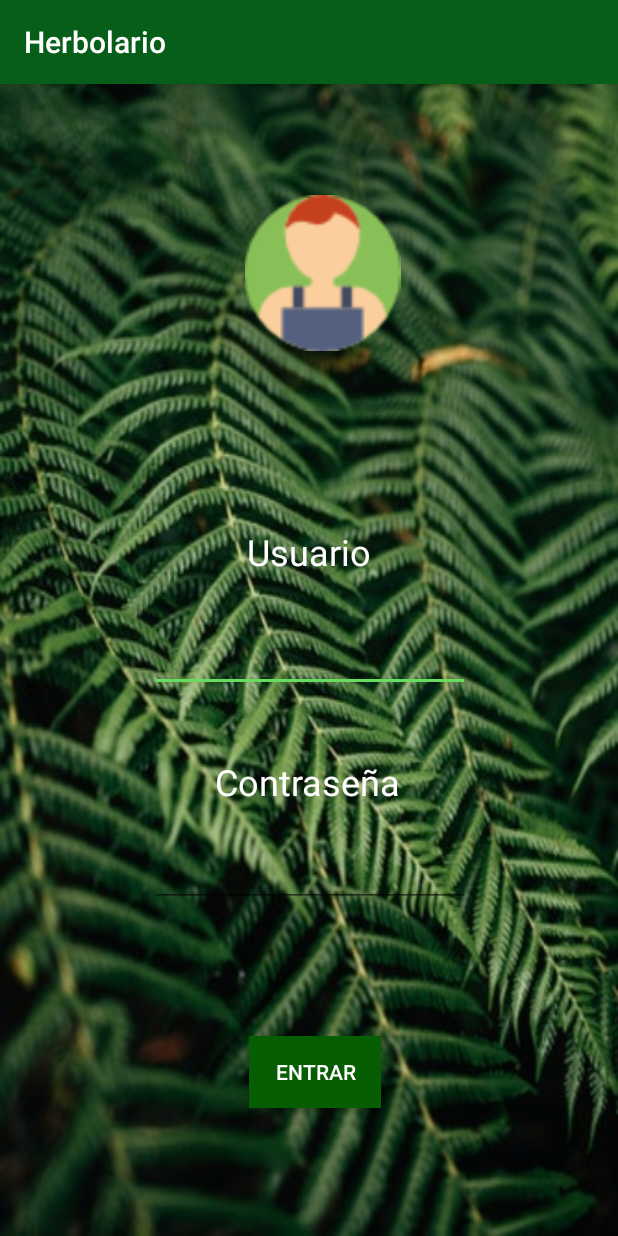
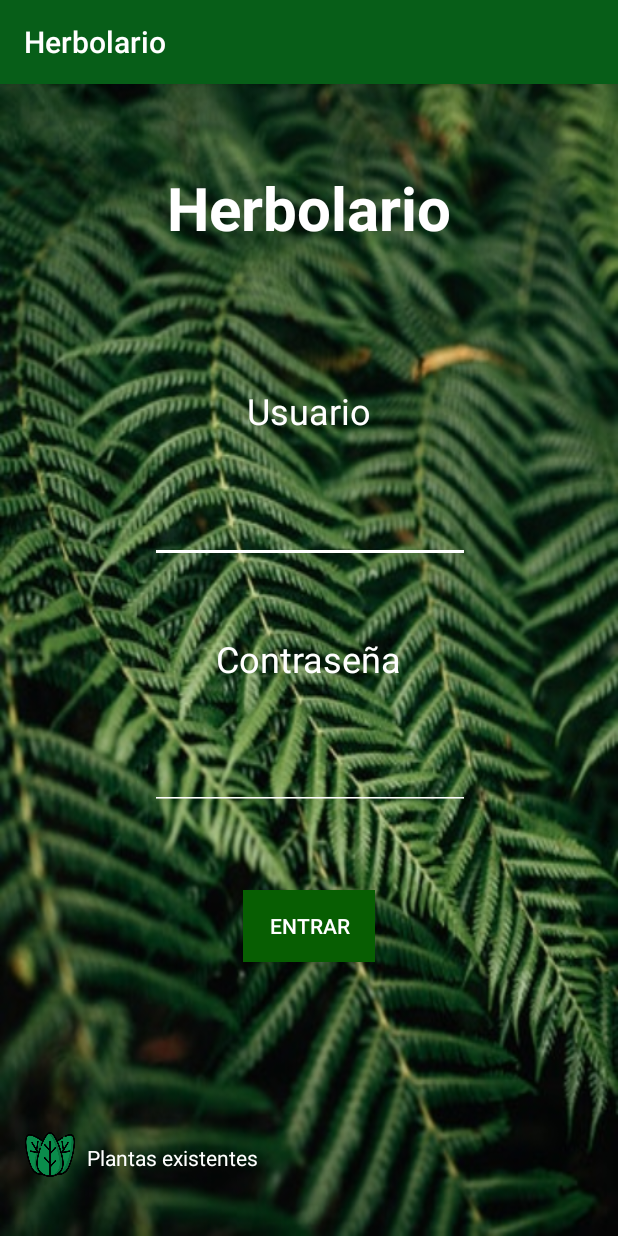
Before and after one commit to Cinthiaru/Plantitas, an Android app: the screen it shows after launch (MainActivity), on a phone screen of 412 x 824 dp. Run offline under Robolectric (Android 15) with nearby library versions, the phone set to English and light mode, and no system bars.

Commit message:
Nuevo login

```diff
--- a/app/src/main/java/mx/uv/herbolario/UserList.java
+++ b/app/src/main/java/mx/uv/herbolario/UserList.java
@@ -1,5 +1,5 @@
 package mx.uv.herbolario;
-
+/*
 import android.database.Cursor;
 import android.database.sqlite.SQLiteDatabase;
 import android.support.v7.app.AppCompatActivity;
@@ -54,3 +54,4 @@ public class UserList extends AppCompatActivity {
 
     }
 }
+*/
--- a/app/src/main/res/layout/activity_main.xml
+++ b/app/src/main/res/layout/activity_main.xml
@@ -19,7 +19,7 @@
         app:layout_constraintLeft_toLeftOf="parent"
         app:layout_constraintRight_toRightOf="parent"
         app:layout_constraintTop_toTopOf="parent"
-        app:layout_constraintVertical_bias="0.402" />
+        app:layout_constraintVertical_bias="0.274" />
 
     <EditText
         android:id="@+id/editText"
@@ -31,6 +31,7 @@
         android:layout_marginEnd="8dp"
         android:layout_marginRight="8dp"
         android:layout_marginBottom="8dp"
+        android:backgroundTint="@android:color/white"
         android:ems="10"
         android:inputType="textPersonName"
         android:textColor="@android:color/white"
@@ -39,7 +40,7 @@
         app:layout_constraintHorizontal_bias="0.503"
         app:layout_constraintStart_toStartOf="parent"
         app:layout_constraintTop_toTopOf="parent"
-        app:layout_constraintVertical_bias="0.498" />
+        app:layout_constraintVertical_bias="0.376" />
 
     <TextView
         android:id="@+id/textView2"
@@ -56,10 +57,9 @@
         android:textSize="24sp"
         app:layout_constraintBottom_toBottomOf="parent"
         app:layout_constraintEnd_toEndOf="parent"
-        app:layout_constraintHorizontal_bias="0.498"
         app:layout_constraintStart_toStartOf="parent"
         app:layout_constraintTop_toTopOf="parent"
-        app:layout_constraintVertical_bias="0.613" />
+        app:layout_constraintVertical_bias="0.499" />
 
     <EditText
         android:id="@+id/editText2"
@@ -71,6 +71,7 @@
         android:layout_marginEnd="8dp"
         android:layout_marginRight="8dp"
         android:layout_marginBottom="8dp"
+        android:backgroundTint="@android:color/white"
         android:ems="10"
         android:inputType="textPassword"
         android:textColor="@android:color/white"
@@ -79,25 +80,7 @@
         app:layout_constraintHorizontal_bias="0.503"
         app:layout_constraintStart_toStartOf="parent"
         app:layout_constraintTop_toTopOf="parent"
-        app:layout_constraintVertical_bias="0.701" />
-
-    <ImageView
-        android:id="@+id/imageView"
-        android:layout_width="110dp"
-        android:layout_height="104dp"
-        android:layout_marginStart="8dp"
-        android:layout_marginLeft="8dp"
-        android:layout_marginTop="8dp"
-        android:layout_marginEnd="8dp"
-        android:layout_marginRight="8dp"
-        android:layout_marginBottom="8dp"
-        app:layout_constraintBottom_toBottomOf="parent"
-        app:layout_constraintEnd_toEndOf="parent"
-        app:layout_constraintHorizontal_bias="0.531"
-        app:layout_constraintStart_toStartOf="parent"
-        app:layout_constraintTop_toTopOf="parent"
-        app:layout_constraintVertical_bias="0.102"
-        app:srcCompat="@drawable/usuario2" />
+        app:layout_constraintVertical_bias="0.609" />
 
     <Button
         android:id="@+id/button5"
@@ -108,13 +91,72 @@
         android:layout_marginEnd="8dp"
         android:layout_marginBottom="8dp"
         android:background="#075E02"
+        android:elevation="10dp"
         android:onClick="ingresar"
         android:text="Entrar"
         android:textColor="@android:color/white"
         app:layout_constraintBottom_toBottomOf="parent"
         app:layout_constraintEnd_toEndOf="parent"
-        app:layout_constraintHorizontal_bias="0.514"
         app:layout_constraintStart_toStartOf="parent"
-        app:layout_constraintTop_toBottomOf="@+id/editText2" />
+        app:layout_constraintTop_toBottomOf="@+id/editText2"
+        app:layout_constraintVertical_bias="0.207" />
+
+    <TextView
+        android:id="@+id/textView14"
+        android:layout_width="wrap_content"
+        android:layout_height="wrap_content"
+        android:layout_marginStart="8dp"
+        android:layout_marginLeft="8dp"
+        android:layout_marginTop="8dp"
+        android:layout_marginEnd="8dp"
+        android:layout_marginRight="8dp"
+        android:layout_marginBottom="8dp"
+        android:text="Herbolario"
+        android:textColor="@android:color/white"
+        android:textSize="40sp"
+        android:textStyle="bold"
+        app:layout_constraintBottom_toBottomOf="parent"
+        app:layout_constraintEnd_toEndOf="parent"
+        app:layout_constraintStart_toStartOf="parent"
+        app:layout_constraintTop_toTopOf="parent"
+        app:layout_constraintVertical_bias="0.068" />
+
+    <Button
+        android:id="@+id/button8"
+        android:layout_width="33dp"
+        android:layout_height="38dp"
+        android:layout_marginStart="8dp"
+        android:layout_marginLeft="8dp"
+        android:layout_marginTop="8dp"
+        android:layout_marginEnd="8dp"
+        android:layout_marginRight="8dp"
+        android:layout_marginBottom="8dp"
+        android:background="@drawable/lista"
+        app:layout_constraintBottom_toBottomOf="parent"
+        app:layout_constraintEnd_toEndOf="parent"
+        app:layout_constraintHorizontal_bias="0.023"
+        app:layout_constraintStart_toStartOf="parent"
+        app:layout_constraintTop_toTopOf="parent"
+        app:layout_constraintVertical_bias="0.962" />
+
+    <TextView
+        android:id="@+id/textView15"
+        android:layout_width="wrap_content"
+        android:layout_height="18dp"
+        android:layout_marginStart="8dp"
+        android:layout_marginLeft="8dp"
+        android:layout_marginTop="8dp"
+        android:layout_marginEnd="8dp"
+        android:layout_marginRight="8dp"
+        android:layout_marginBottom="8dp"
+        android:text="Plantas existentes"
+        android:textColor="@android:color/white"
+        android:textSize="14sp"
+        app:layout_constraintBottom_toBottomOf="parent"
+        app:layout_constraintEnd_toEndOf="parent"
+        app:layout_constraintHorizontal_bias="0.177"
+        app:layout_constraintStart_toStartOf="parent"
+        app:layout_constraintTop_toTopOf="parent"
+        app:layout_constraintVertical_bias="0.951" />
 
 </android.support.constraint.ConstraintLayout>
--- a/app/src/main/res/layout/activity_usuarios.xml
+++ b/app/src/main/res/layout/activity_usuarios.xml
@@ -42,6 +42,8 @@
         app:layout_constraintVertical_bias="0.289" />
 
     <ListView
+        android:id="@+id/listUsuarios"
+        style="@style/Widget.AppCompat.ListView"
         android:layout_width="299dp"
         android:layout_height="354dp"
         android:layout_marginStart="8dp"
```
Also changed, not shown: app/src/main/java/mx/uv/herbolario/DBHelper.java (+15 -0 lines), app/src/main/java/mx/uv/herbolario/Usuario.java (added, +37 -0 lines), app/src/main/java/mx/uv/herbolario/usuarios.java (+45 -0 lines), app/src/main/res/layout/activity_pantalla_usuario.xml (+39 -1 lines), app/src/main/res/drawable/lista.png (added).
